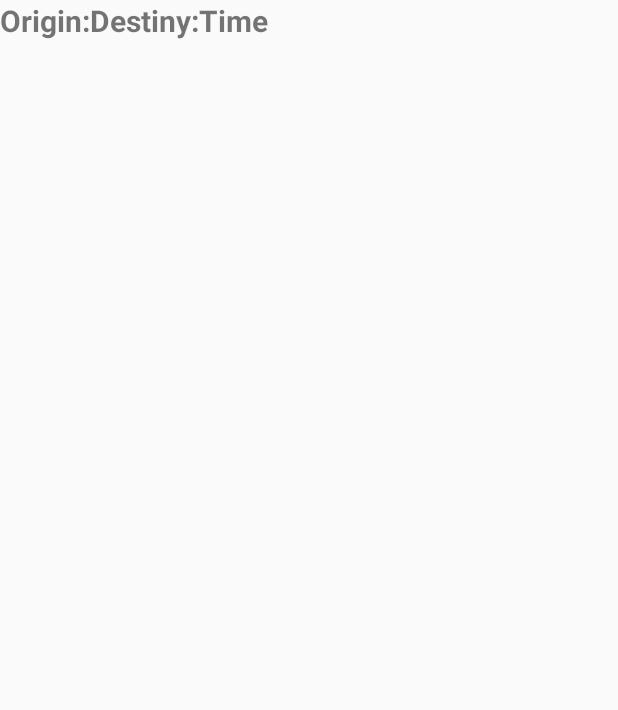
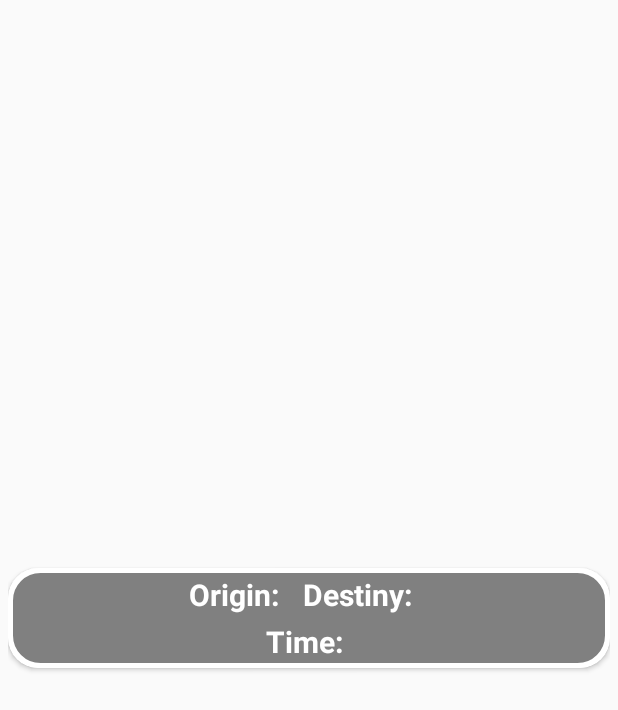
Before and after one commit to danllopis/GettingSafe, an Android app: the layout trip.xml on its own in the app's theme, with its tools: preview values and no code run, on a phone screen of 412 x 824 dp. Shown: the top 710 px of the screen. Run offline under Robolectric (Android 15) with nearby library versions, the phone set to English and light mode, and no system bars.

Commit message:
SQLite data base helper and activity trip history

```diff
--- a/app/src/main/res/layout/activity_trip_history.xml
+++ b/app/src/main/res/layout/activity_trip_history.xml
@@ -20,6 +20,7 @@
         android:layout_centerHorizontal="true"/>
 
     <ListView
+        android:id="@+id/lastsTripsList"
         android:layout_width="match_parent"
         android:layout_height="match_parent"
         android:layout_below="@+id/tripHistoryTittle"
--- a/app/src/main/res/layout/activity_user_data.xml
+++ b/app/src/main/res/layout/activity_user_data.xml
@@ -148,7 +148,7 @@
                 android:gravity="center"
                 android:layout_marginLeft="5dp"
                 android:spinnerMode="dropdown"
-                android:entries="@array/array_name"
+                android:entries="@array/contact_method"
                 android:padding="10dp"/>
 
             <ImageView
--- a/app/src/main/res/layout/trip.xml
+++ b/app/src/main/res/layout/trip.xml
@@ -1,53 +1,98 @@
 <?xml version="1.0" encoding="utf-8"?>
-<RelativeLayout
-    xmlns:android="http://schemas.android.com/apk/res/android" android:layout_width="match_parent"
-    android:layout_height="match_parent">
-    <GridLayout
+<RelativeLayout xmlns:android="http://schemas.android.com/apk/res/android"
+    xmlns:app="http://schemas.android.com/apk/res-auto"
+    android:layout_width="match_parent"
+    android:layout_height="match_parent"
+    android:padding="5dp">
+
+    <androidx.cardview.widget.CardView
         android:layout_width="match_parent"
         android:layout_height="wrap_content"
-        android:orientation="horizontal">
+        android:layout_centerInParent="true"
+        app:cardCornerRadius="20dp"
+        android:foreground="?attr/selectableItemBackground">
+
+        <LinearLayout
+            android:layout_width="match_parent"
+            android:layout_height="match_parent"
+            android:orientation="vertical"
+            android:background="@drawable/button_border"
+            android:padding="2dp">
+
+            <LinearLayout
+                android:layout_width="match_parent"
+                android:layout_height="match_parent"
+                android:gravity="center"
+                android:orientation="horizontal"
+                android:padding="2dp">
+
                 <TextView
                     android:layout_width="wrap_content"
                     android:layout_height="match_parent"
+                    android:layout_row="0"
+                    android:layout_column="0"
                     android:text="@string/origin"
+                    android:textColor="@android:color/white"
                     android:textSize="20dp"
-            android:textStyle="bold"/>
+                    android:textStyle="bold" />
 
                 <TextView
                     android:id="@+id/origin"
                     android:layout_width="wrap_content"
                     android:layout_height="match_parent"
+                    android:textColor="@android:color/white"
                     android:textSize="20dp"
-            android:textStyle="bold"/>
+                    android:textStyle="bold"
+                    android:layout_marginHorizontal="5dp"/>
+
 
                 <TextView
                     android:layout_width="wrap_content"
                     android:layout_height="match_parent"
+                    android:layout_marginLeft="5dp"
                     android:text="@string/destiny"
+                    android:textColor="@android:color/white"
                     android:textSize="20dp"
-            android:textStyle="bold"/>
+                    android:textStyle="bold" />
 
                 <TextView
                     android:id="@+id/destiny"
                     android:layout_width="wrap_content"
                     android:layout_height="match_parent"
+                    android:textColor="@android:color/white"
                     android:textSize="20dp"
-            android:textStyle="bold"/>
+                    android:textStyle="bold"
+                    android:layout_marginHorizontal="5dp"/>
+            </LinearLayout>
 
+            <LinearLayout
+                android:layout_width="match_parent"
+                android:layout_height="match_parent"
+                android:layout_gravity="center"
+                android:gravity="center"
+                android:orientation="horizontal"
+                android:padding="2dp">
 
                 <TextView
                     android:layout_width="wrap_content"
                     android:layout_height="match_parent"
+                    android:layout_marginLeft="5dp"
+                    android:gravity="center_horizontal"
                     android:text="@string/time"
+                    android:textColor="@android:color/white"
                     android:textSize="20dp"
-            android:textStyle="bold"/>
+                    android:textStyle="bold" />
 
                 <TextView
                     android:id="@+id/time"
                     android:layout_width="wrap_content"
                     android:layout_height="match_parent"
+                    android:textColor="@android:color/white"
                     android:textSize="20dp"
-            android:textStyle="bold"/>
-    </GridLayout>
+                    android:textStyle="bold"
+                    android:layout_marginHorizontal="5dp"/>
+            </LinearLayout>
+        </LinearLayout>
+    </androidx.cardview.widget.CardView>
 
 </RelativeLayout>
--- a/app/src/main/res/values/strings.xml
+++ b/app/src/main/res/values/strings.xml
@@ -7,9 +7,9 @@
     <string name="latsTrips">Use previous trip</string>
     <string name="updateUserInfo">Update my data</string>
     <string name="previousTrips">Previous Trips</string>
-    <string name="time">Time</string>
-    <string name="destiny">Destiny:</string>
-    <string name="origin">Origin:</string>
+    <string name="time">Time: </string>
+    <string name="destiny">Destiny: </string>
+    <string name="origin">Origin: </string>
     <string name="back">Back</string>
     <string name="user_data">User Data</string>
     <string name="name">Name</string>
@@ -17,7 +17,7 @@
     <string name="save">Save data</string>
     <string name="title_activity_maps">Map</string>
 
-    <string-array name="array_name">
+    <string-array name="contact_method">
         <item>Call</item>
         <item>SMS</item>
         <item>WhatsApp</item>
```
Also changed, not shown: app/src/main/java/com/dllopis/gettingsafe/activities/TripHistoryActivity.java (+14 -0 lines), app/src/main/java/com/dllopis/gettingsafe/model/DBHelper.java (added, +103 -0 lines), app/src/main/java/com/dllopis/gettingsafe/model/Trayecto.java (added, +57 -0 lines), app/src/main/java/com/dllopis/gettingsafe/model/TripAdapter.java (added, +45 -0 lines), 1 other file. Lines whose indentation alone changed are shown as unchanged.
